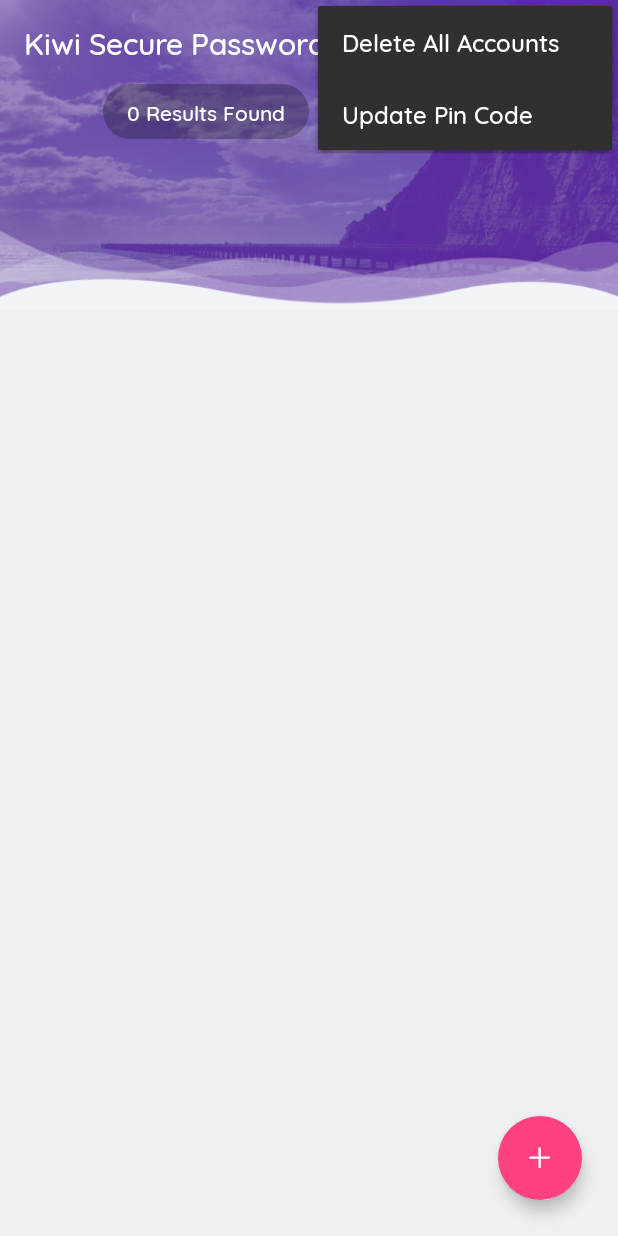
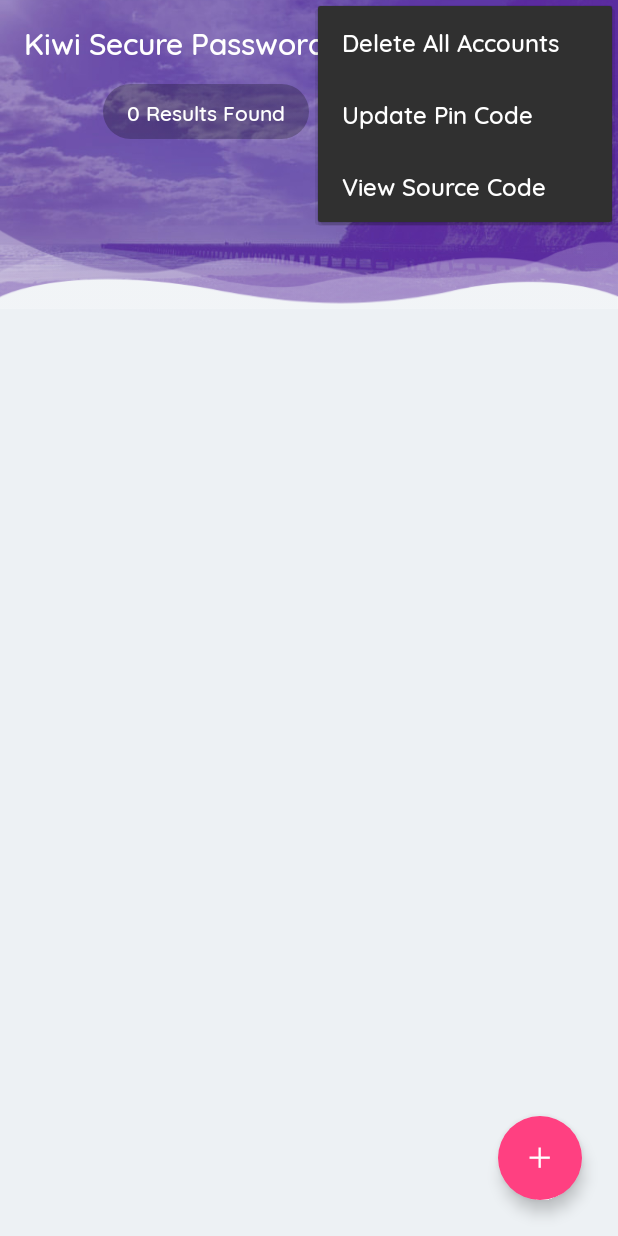
Before and after one commit to robertyano/password_secure_kiwi, an Android app: the AccountActivity screen opened directly, with no data from a screen before it, with the options menu open, on a phone screen of 412 x 824 dp. Run offline under Robolectric (Android 15) with nearby library versions, the phone set to English and light mode, and no system bars.

Commit message:
Added Source Code to Main Menu

```diff
--- a/app/build.gradle
+++ b/app/build.gradle
@@ -6,8 +6,8 @@ android {
         applicationId "com.ray.android.passwordsecurekiwi"
         minSdkVersion 15
         targetSdkVersion 28
-        versionCode 1
-        versionName "1.0"
+        versionCode 2
+        versionName "1.1"
         testInstrumentationRunner "androidx.test.runner.AndroidJUnitRunner"
     }
     buildTypes {
--- a/app/src/main/res/menu/menu_main.xml
+++ b/app/src/main/res/menu/menu_main.xml
@@ -22,6 +22,11 @@
         android:title="@string/update_pin_code"
         app:showAsAction="never" />
 
+    <item
+        android:id="@+id/view_source_code"
+        android:title="@string/view_source_code"
+        app:showAsAction="never" />
+
 
 
 
--- a/app/src/main/res/values/strings.xml
+++ b/app/src/main/res/values/strings.xml
@@ -76,6 +76,7 @@
     <string name="action_add">Add a Account</string>
     <string name="action_delete_all_entries">Delete All Accounts</string>
     <string name="update_pin_code">Update Pin Code</string>
+    <string name="view_source_code">View Source Code</string>
 
 
     <!-- Asterisk that indicates a required field -->
```
Also changed, not shown: app/src/main/java/com/ray/android/passwordsecurekiwi/AccountActivity.java (+8 -0 lines), 2 other files.
